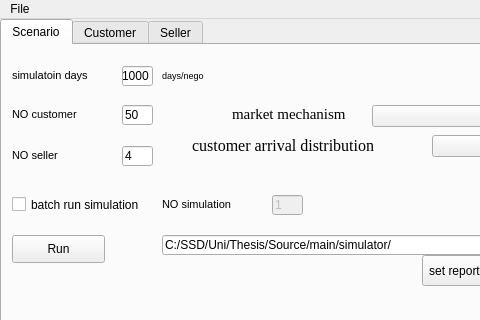
Qt form UI/2.ui (mrrahnama/rh_sim) before a commit; both pictures show x 0 to 480 and y 0 to 320 of the 566 by 625 pixel window.
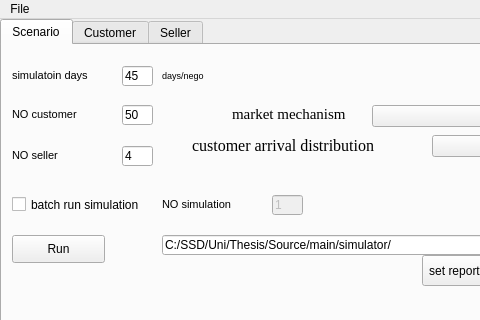
The same form after that commit. The open tabs and pages were chosen to show the change.

Diff of the .ui file:
```diff
--- a/UI/2.ui
+++ b/UI/2.ui
@@ -58,7 +58,7 @@
        </rect>
       </property>
       <property name="text">
-       <string>1000</string>
+       <string>45</string>
       </property>
      </widget>
      <widget class="QLabel" name="label_42">
```
Left out of the diff: 2 changed lines with no effect on the pictures.
